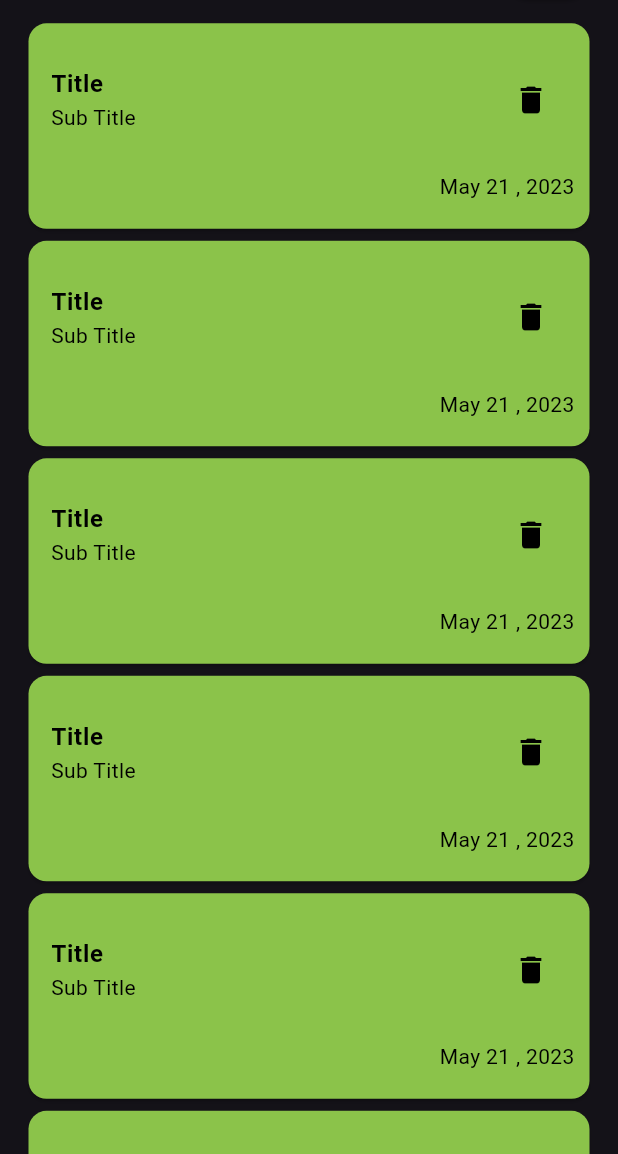
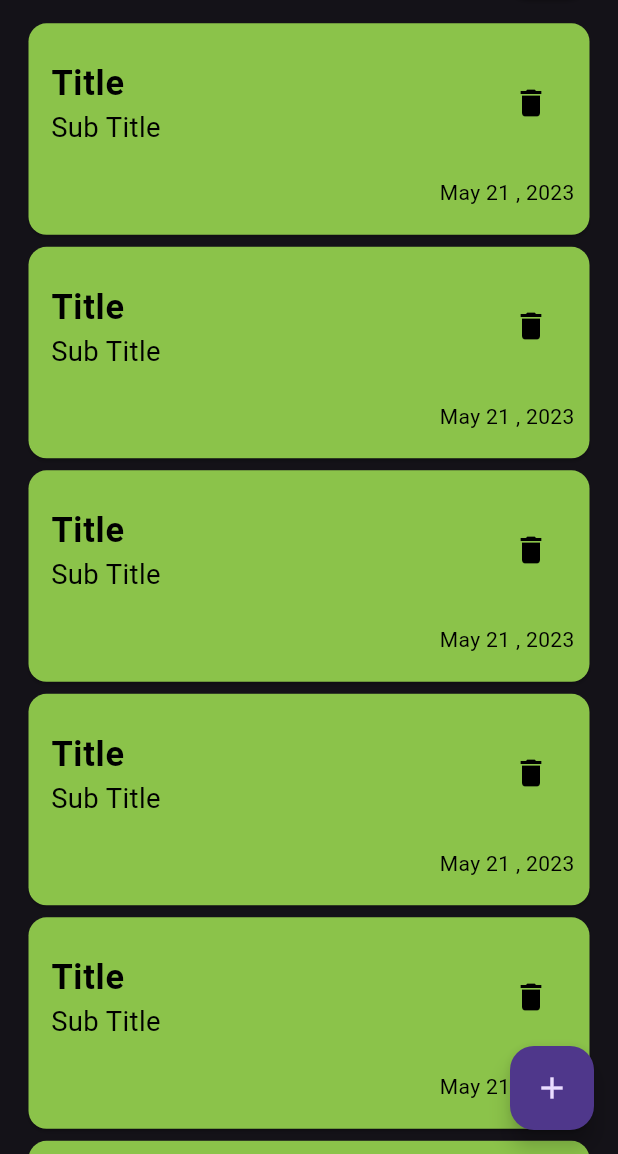
Before and after one commit to yusufabdo20/note-app, a Flutter app: the screen it shows after launch, on a phone screen of 412 x 824 dp, the part 82-1236 px from its top. Run offline on Flutter 3.47's test engine with Material 3 defaults, Android fonts, the phone set to English and light mode, and no system bars; our stand-ins replace flutter_screenutil.

Commit message:
add floating action button

```diff
--- a/lib/views/notes_screen.dart
+++ b/lib/views/notes_screen.dart
@@ -8,7 +8,13 @@ class NotesScreen extends StatelessWidget {
   @override
   Widget build(BuildContext context) {
     return Scaffold(
-      body: SafeArea(
+      floatingActionButton: FloatingActionButton(
+        onPressed: () {},
+        child: const Icon(
+          Icons.add,
+        ),
+      ),
+      body: const SafeArea(
         child: NotesViewBody(),
       ),
     );
--- a/lib/views/widgets/note_item.dart
+++ b/lib/views/widgets/note_item.dart
@@ -1,4 +1,5 @@
 import 'package:flutter/material.dart';
+import 'package:flutter_screenutil/flutter_screenutil.dart';
 
 class NoteItem extends StatelessWidget {
   @override
@@ -15,13 +16,14 @@ class NoteItem extends StatelessWidget {
               title: Text(
                 "Title",
                 style: TextStyle(
+                  fontSize: 20.sp,
                   color: Colors.black,
                   fontWeight: FontWeight.bold,
                 ),
               ),
               subtitle: Text(
                 "Sub Title",
-                style: TextStyle(color: Colors.black),
+                style: TextStyle(fontSize: 16.sp, color: Colors.black),
                 maxLines: 2,
                 overflow: TextOverflow.ellipsis,
               ),
--- a/lib/views/widgets/notes_view_body.dart
+++ b/lib/views/widgets/notes_view_body.dart
@@ -6,7 +6,7 @@ import 'package:note/views/widgets/notesListViewBuilder.dart';
 
 class NotesViewBody extends StatelessWidget {
   const NotesViewBody({super.key});
-
+  final colors = const [];
   @override
   Widget build(BuildContext context) {
     return Padding(
```
